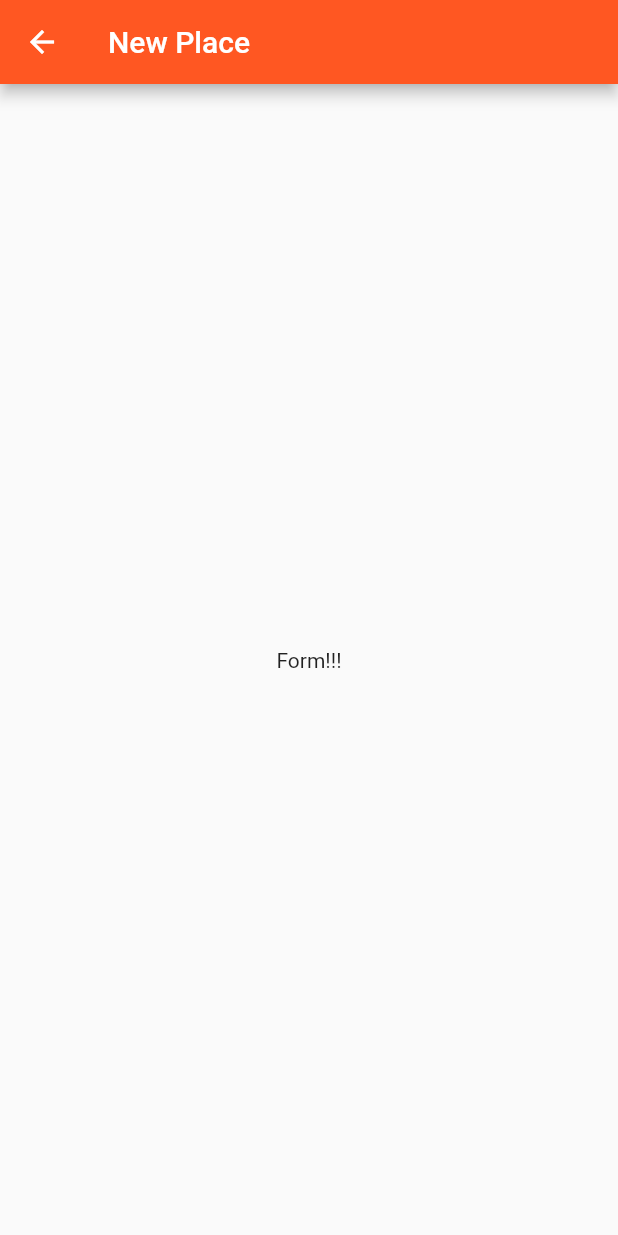
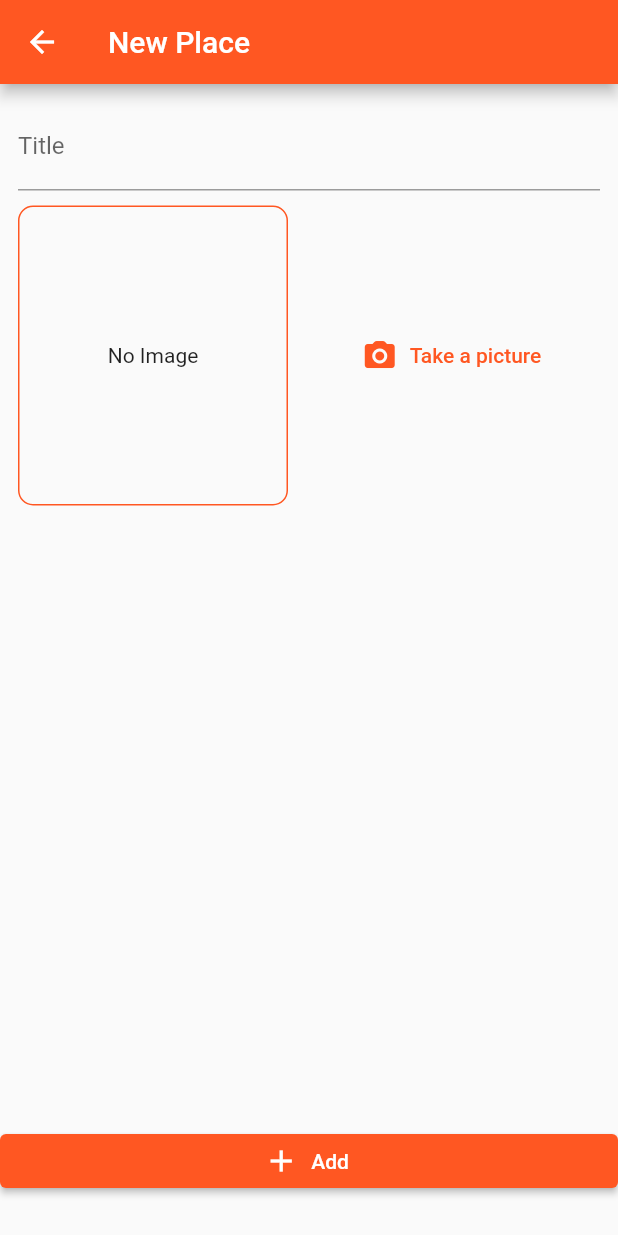
Before and after one commit to jeehmilena/great_places, a Flutter app: the screen it shows after launch, after a tap on the "add" icon, on a phone screen of 412 x 824 dp. Run offline on Flutter 3.47's test engine with Material 2 defaults, Android fonts, the phone set to English and light mode, and no system bars; our stand-ins replace image_picker.

Commit message:
Criando o formulário, habilitando a camera, exibindo a lista de lugares

```diff
--- a/lib/main.dart
+++ b/lib/main.dart
@@ -1,7 +1,9 @@
 import 'package:flutter/material.dart';
+import 'package:great_places/providers/great_places.dart';
 import 'package:great_places/screens/place_form_screen.dart';
 import 'package:great_places/screens/places_list_screen.dart';
 import 'package:great_places/utils/app_routes.dart';
+import 'package:provider/provider.dart';
 
 void main() {
   runApp(const MyApp());
@@ -12,7 +14,9 @@ class MyApp extends StatelessWidget {
 
   @override
   Widget build(BuildContext context) {
-    return MaterialApp(
+    return ChangeNotifierProvider(
+      create: (ctx) => GreatPlaces(),
+      child: MaterialApp(
         title: 'Great Places',
         theme: ThemeData(
           colorScheme: ColorScheme.fromSwatch().copyWith(
@@ -25,6 +29,7 @@ class MyApp extends StatelessWidget {
         routes: {
           AppRoutes.placeForm: (ctx) => const PlaceFormScreen(),
         },
+      ),
     );
   }
 }
--- a/lib/model/place.dart
+++ b/lib/model/place.dart
@@ -12,7 +12,7 @@ class PlaceLocation {
 class Place {
   final String id;
   final String title;
-  final PlaceLocation location;
+  final PlaceLocation? location;
   final File image;
 
   Place(
--- a/lib/providers/great_places.dart
+++ b/lib/providers/great_places.dart
@@ -1,3 +1,6 @@
+import 'dart:io';
+import 'dart:math';
+
 import 'package:flutter/cupertino.dart';
 
 import '../model/place.dart';
@@ -16,4 +19,15 @@ class GreatPlaces with ChangeNotifier {
   Place getItem(int index) {
     return _items[index];
   }
+
+  void addPlace(String title, File image) {
+    final newPlace = Place(
+        id: Random().nextDouble().toString(),
+        title: title,
+        image: image,
+        location: null);
+
+    _items.add(newPlace);
+    notifyListeners();
+  }
 }
--- a/lib/screens/place_form_screen.dart
+++ b/lib/screens/place_form_screen.dart
@@ -1,4 +1,9 @@
+import 'dart:io';
+
 import 'package:flutter/material.dart';
+import 'package:great_places/providers/great_places.dart';
+import 'package:great_places/widgets/image_input.dart';
+import 'package:provider/provider.dart';
 
 class PlaceFormScreen extends StatefulWidget {
   const PlaceFormScreen({Key? key}) : super(key: key);
@@ -8,14 +13,59 @@ class PlaceFormScreen extends StatefulWidget {
 }
 
 class _PlaceFormScreenState extends State<PlaceFormScreen> {
+  final _titleController = TextEditingController();
+  late File _pickedImage;
+
+  void _selectedImage(File pickedImage) {
+    _pickedImage = pickedImage;
+  }
+
+  void _submitForm() {
+    if (_titleController.text.isEmpty || _pickedImage == null) {
+      return;
+    }
+    Provider.of<GreatPlaces>(context, listen: false).addPlace(
+      _titleController.text,
+      _pickedImage,
+    );
+    Navigator.of(context).pop();
+  }
+
   @override
   Widget build(BuildContext context) {
     return Scaffold(
       appBar: AppBar(
         title: const Text('New Place'),
       ),
-      body: const Center(
-        child: Text('Form!!!'),
+      body: Column(
+        crossAxisAlignment: CrossAxisAlignment.stretch,
+        children: [
+          Expanded(
+            child: SingleChildScrollView(
+              child: Padding(
+                padding: EdgeInsets.all(12),
+                child: Column(
+                  children: [
+                    TextField(
+                      controller: _titleController,
+                      decoration: InputDecoration(labelText: 'Title'),
+                    ),
+                    const SizedBox(height: 10),
+                    ImageInput(_selectedImage),
+                  ],
+                ),
+              ),
+            ),
+          ),
+          Padding(
+            padding: const EdgeInsets.only(bottom: 26),
+            child: ElevatedButton.icon(
+              onPressed: _submitForm,
+              icon: const Icon(Icons.add),
+              label: const Text('Add'),
+            ),
+          ),
+        ],
       ),
     );
   }
--- a/lib/screens/places_list_screen.dart
+++ b/lib/screens/places_list_screen.dart
@@ -1,5 +1,7 @@
 import 'package:flutter/material.dart';
+import 'package:great_places/providers/great_places.dart';
 import 'package:great_places/utils/app_routes.dart';
+import 'package:provider/provider.dart';
 
 class PlacesListScreen extends StatelessWidget {
   const PlacesListScreen({Key? key}) : super(key: key);
@@ -18,10 +20,35 @@ class PlacesListScreen extends StatelessWidget {
           )
         ],
       ),
-      body: const Center(
-        child: CircularProgressIndicator(
-          color: Colors.amber,
+      body: Consumer<GreatPlaces>(
+        child: const Center(
+          child: Text('no registered location!'),
         ),
+        builder: (ctx, greatPlaces, ch) => greatPlaces.itemsCount == 0
+            ? ch!
+            : ListView.builder(
+                itemCount: greatPlaces.itemsCount,
+                itemBuilder: (ctx, index) => Card(
+                  margin: const EdgeInsets.all(12),
+                  child: Padding(
+                    padding: const EdgeInsets.all(12),
+                    child: ListTile(
+                      titleAlignment: ListTileTitleAlignment.threeLine,
+                      leading: CircleAvatar(
+                        radius: 50,
+                        backgroundImage: FileImage(
+                          greatPlaces.getItem(index).image,
+                        ),
+                      ),
+                      title: Text(
+                        greatPlaces.getItem(index).title,
+                        style: Theme.of(context).textTheme.titleMedium,
+                      ),
+                      onTap: () {},
+                    ),
+                  ),
+                ),
+              ),
       ),
     );
   }
--- /dev/null
+++ b/lib/widgets/image_input.dart
@@ -0,0 +1,68 @@
+import 'dart:io';
+
+import 'package:flutter/material.dart';
+import 'package:image_picker/image_picker.dart';
+import 'package:path/path.dart' as path;
+import 'package:path_provider/path_provider.dart' as syspath;
+
+class ImageInput extends StatefulWidget {
+  final Function onSelectedImage;
+
+  ImageInput(this.onSelectedImage, {super.key});
+
+  @override
+  State<ImageInput> createState() => _ImageInputState();
+}
+
+class _ImageInputState extends State<ImageInput> {
+  File? _storedImage;
+
+  _takePicture() async {
+    final ImagePicker _picker = ImagePicker();
+    XFile imageFile = await _picker.pickImage(
+      source: ImageSource.camera,
+      maxWidth: 600,
+    ) as XFile;
+
+    setState(() {
+      _storedImage = File(imageFile.path);
+    });
+
+    final appDir = await syspath.getApplicationDocumentsDirectory();
+    String fileName = path.basename(_storedImage!.path);
+    final savedImage = await _storedImage?.copy('${appDir.path}/$fileName');
+    widget.onSelectedImage(savedImage);
+  }
+
+  @override
+  Widget build(BuildContext context) {
+    return Row(
+      children: [
+        Container(
+          width: 180,
+          height: 200,
+          decoration: BoxDecoration(
+            borderRadius: BorderRadius.circular(10),
+            border: Border.all(width: 1, color: Colors.deepOrange),
+          ),
+          alignment: Alignment.center,
+          child: _storedImage != null
+              ? Image.file(
+                  _storedImage!,
+                  width: double.infinity,
+                  fit: BoxFit.cover,
+                )
+              : const Text('No Image'),
+        ),
+        const SizedBox(width: 10),
+        Expanded(
+          child: TextButton.icon(
+            onPressed: _takePicture,
+            icon: const Icon(Icons.camera_alt_rounded),
+            label: const Text('Take a picture'),
+          ),
+        ),
+      ],
+    );
+  }
+}
--- a/pubspec.yaml
+++ b/pubspec.yaml
@@ -31,6 +31,10 @@ dependencies:
   flutter:
     sdk: flutter
   provider: ^6.0.5
+  image_picker: ^1.0.2
+  path_provider: ^2.1.0
+  path: ^1.8.3
+  sqflite: ^2.3.0
 
 
   # The following adds the Cupertino Icons font to your application.
```
Also changed, not shown: pubspec.lock, 15 other files. Lines whose indentation alone changed are shown as unchanged.
